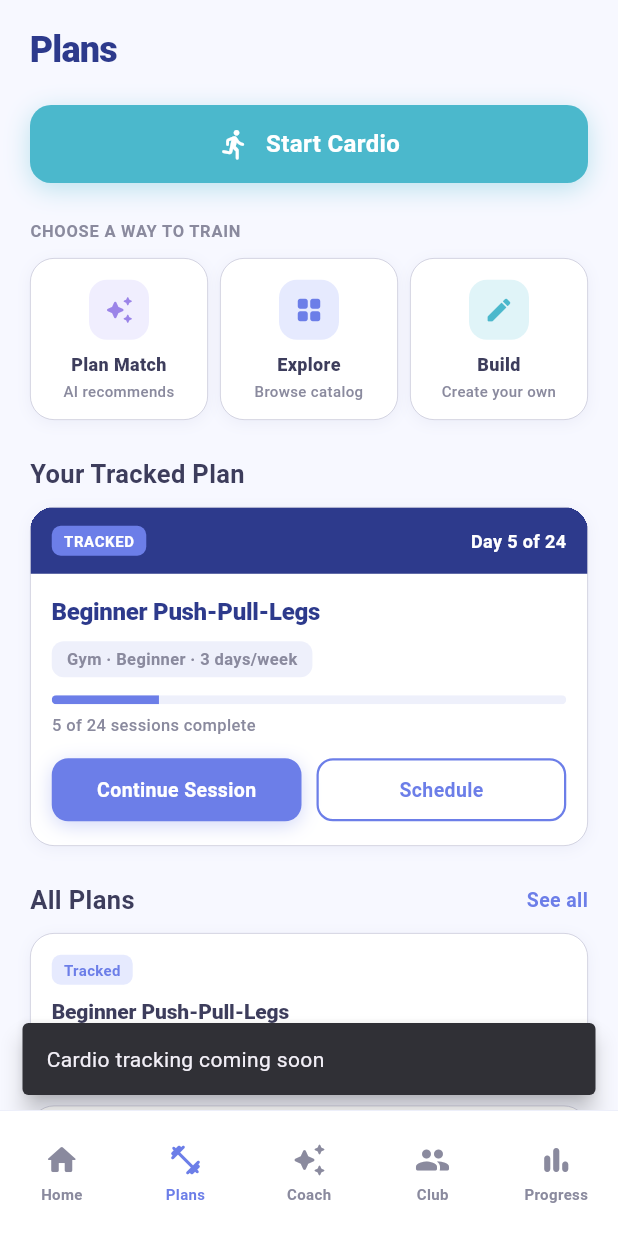
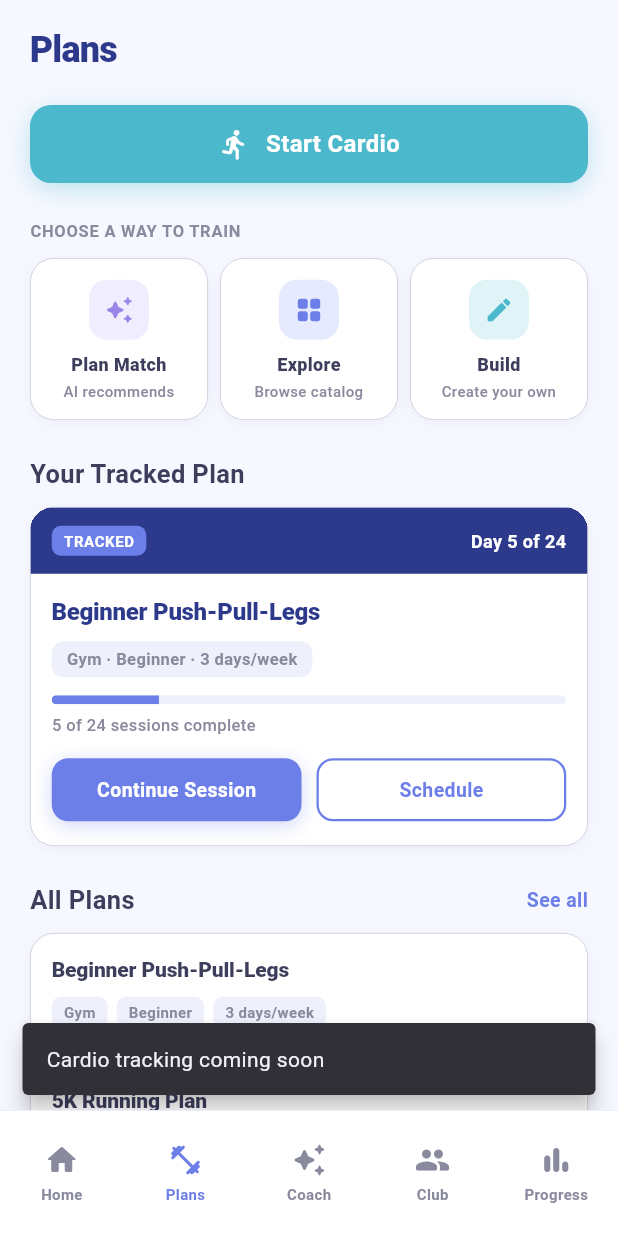
Before and after one commit to Monica-Cheng/FYP-26-S2-15_code, a Flutter app: the HomeScreen screen opened by its route, item 2 of the bottom bar chosen, after a tap on "Start Cardio", on a phone screen of 412 x 824 dp. Run offline on Flutter 3.47's test engine with Material 3 defaults, Android fonts, the phone set to English and light mode, and no system bars; our stand-ins replace cloud_firestore, firebase_auth, firebase_core, flutter_dotenv, flutter_riverpod, go_router and 1 more; accounts and stored records are empty; generated files the repository leaves out were written again; Roboto replaces fonts that are missing (SF Pro Display).

Commit message:
feat: plans tab connected to real Firestore data

```diff
--- a/lib/screens/plans/plans_screen.dart
+++ b/lib/screens/plans/plans_screen.dart
@@ -7,6 +7,7 @@ import 'package:go_router/go_router.dart';
 
 import '../../core/app_theme.dart';
 import '../../core/router.dart';
+import '../../services/firestore_service.dart';
 
 // ── Screen ─────────────────────────────────────────────────────────────────────
 
@@ -17,7 +18,42 @@ class PlansScreen extends StatefulWidget {
   State<PlansScreen> createState() => _PlansScreenState();
 }
 
+const List<Map<String, dynamic>> _kFallbackPlans = [
+  {'name': 'Beginner Push-Pull-Legs', 'type': 'Gym', 'level': 'Beginner', 'daysPerWeek': 3},
+  {'name': '5K Running Plan', 'type': 'Running', 'level': 'Beginner', 'daysPerWeek': 4},
+  {'name': 'My Custom Push', 'type': 'Gym', 'level': 'Custom', 'daysPerWeek': 3},
+];
+
 class _PlansScreenState extends State<PlansScreen> {
+  final _firestoreService = FirestoreService();
+  List<Map<String, dynamic>> _plans = [];
+  bool _isLoading = true;
+
+  @override
+  void initState() {
+    super.initState();
+    _loadPlans();
+  }
+
+  Future<void> _loadPlans() async {
+    try {
+      final plans = await _firestoreService.getPlans();
+      if (mounted) {
+        setState(() {
+          _plans = plans.isNotEmpty ? plans : _kFallbackPlans;
+          _isLoading = false;
+        });
+      }
+    } catch (_) {
+      if (mounted) {
+        setState(() {
+          _plans = _kFallbackPlans;
+          _isLoading = false;
+        });
+      }
+    }
+  }
+
   void _snack(String msg) {
     ScaffoldMessenger.of(context).showSnackBar(
       SnackBar(content: Text(msg), behavior: SnackBarBehavior.floating),
@@ -365,35 +401,35 @@ class _PlansScreenState extends State<PlansScreen> {
           ],
         ),
         const SizedBox(height: 10),
-        _PlanCard(
-          name: 'Beginner Push-Pull-Legs',
-          type: 'Gym',
-          level: 'Beginner',
-          days: 3,
-          chipLabel: 'Tracked',
-          chipTextColor: WW.primary,
-          chipBgColor: WW.chipBg,
-          onTap: () => _snack('Plan detail coming soon'),
-        ),
-        const SizedBox(height: 10),
-        _PlanCard(
-          name: '5K Running Plan',
-          type: 'Running',
-          level: 'Beginner',
-          days: 4,
-          onTap: () => _snack('Plan detail coming soon'),
-        ),
-        const SizedBox(height: 10),
-        _PlanCard(
-          name: 'My Custom Push',
-          type: 'Gym',
-          level: 'Custom',
-          days: 3,
-          chipLabel: 'Custom',
-          chipTextColor: WW.teal,
-          chipBgColor: WW.tealBg,
-          onTap: () => _snack('Plan detail coming soon'),
-        ),
+        if (_isLoading)
+          const Center(
+            child: Padding(
+              padding: EdgeInsets.symmetric(vertical: 24),
+              child: CircularProgressIndicator(color: WW.primary),
+            ),
+          )
+        else
+          ...List.generate(_plans.length, (i) {
+            final plan = _plans[i];
+            final name = plan['name']?.toString() ?? 'Unnamed Plan';
+            final type = plan['type']?.toString() ?? '';
+            final level = plan['level']?.toString() ?? '';
+            final days = (plan['daysPerWeek'] as num?)?.toInt() ?? 0;
+            final isCustom = level.toLowerCase() == 'custom';
+            return Padding(
+              padding: EdgeInsets.only(bottom: i < _plans.length - 1 ? 10 : 0),
+              child: _PlanCard(
+                name: name,
+                type: type,
+                level: level,
+                days: days,
+                chipLabel: isCustom ? 'Custom' : null,
+                chipTextColor: isCustom ? WW.teal : null,
+                chipBgColor: isCustom ? WW.tealBg : null,
+                onTap: () => _snack('Plan detail coming soon'),
+              ),
+            );
+          }),
       ],
     );
   }
--- a/lib/services/firestore_service.dart
+++ b/lib/services/firestore_service.dart
@@ -105,4 +105,31 @@ class FirestoreService {
         .doc(uid)
         .update({'onboardingComplete': true});
   }
+
+  // ---------------------------------------------------------------------------
+  // Returns all documents from the plans collection, each map including
+  // the document id as 'id'.
+  // ---------------------------------------------------------------------------
+  Future<List<Map<String, dynamic>>> getPlans() async {
+    final snapshot = await _db.collection(Collections.plans).get();
+    return snapshot.docs.map((doc) {
+      return {'id': doc.id, ...doc.data()};
+    }).toList();
+  }
+
+  // ---------------------------------------------------------------------------
+  // Reads trackedPlanId from users/{uid}, then fetches that plan document.
+  // Returns null if the user has no tracked plan or the plan doc is missing.
+  // ---------------------------------------------------------------------------
+  Future<Map<String, dynamic>?> getTrackedPlan(String uid) async {
+    final userDoc =
+        await _db.collection(Collections.users).doc(uid).get();
+    final trackedPlanId =
+        userDoc.data()?['trackedPlanId'] as String?;
+    if (trackedPlanId == null || trackedPlanId.isEmpty) return null;
+    final planDoc =
+        await _db.collection(Collections.plans).doc(trackedPlanId).get();
+    if (!planDoc.exists) return null;
+    return {'id': planDoc.id, ...planDoc.data()!};
+  }
 }
```
